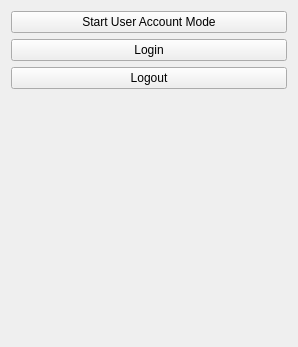
This is OpenLIFULogin/Resources/UI/OpenLIFULogin.ui in OpenwaterHealth/SlicerOpenLIFU as Qt 5 draws it before an edit. The edited form follows.
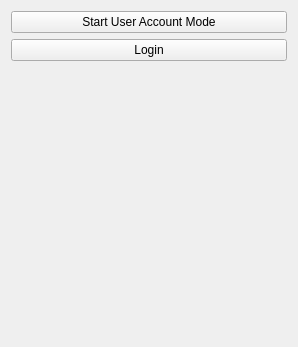
This is the edited form. Custom widgets are drawn as their Qt base class.

Commit message:
Merge login and logout buttons (#172)
Since login/logout is now assumed to be mutually exclusive, the same
button serves both functions when in either state.

```diff
--- a/OpenLIFULogin/Resources/UI/OpenLIFULogin.ui
+++ b/OpenLIFULogin/Resources/UI/OpenLIFULogin.ui
@@ -31,13 +31,6 @@
           </property>
         </widget>
       </item>
-      <item>
-        <widget class="QPushButton" name="logoutButton">
-          <property name="text">
-            <string>Logout</string>
-          </property>
-        </widget>
-      </item>
       <item>
         <widget class="QLabel" name="loginStateNotificationLabel">
           <property name="alignment">
```
Left out of the diff: 2 changed lines with no effect on the pictures. The commit also changes 1 other file.
